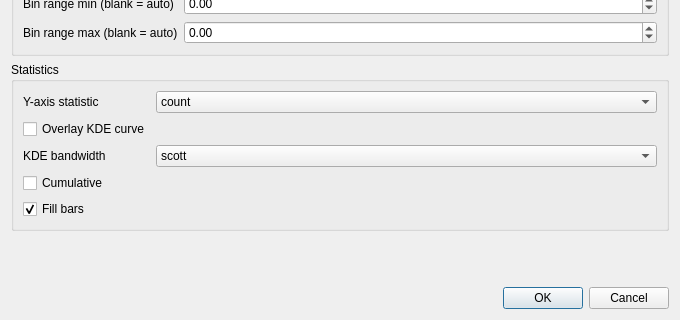
This is src/DAGui/DAChartAddStatsHistplotWidget.ui in czyt1988/data-workbench as Qt 5 draws it before an edit; both pictures show x 0 to 680 and y 200 to 520 of the 680 by 520 pixel window. The edited form follows.
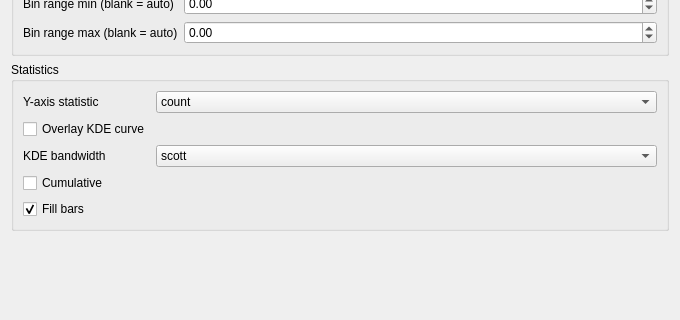
This is the edited form. Custom widgets are drawn as their Qt base class.

Patch:
```diff
--- a/src/DAGui/DAChartAddStatsHistplotWidget.ui
+++ b/src/DAGui/DAChartAddStatsHistplotWidget.ui
@@ -257,13 +257,6 @@
      </property>
     </spacer>
    </item>
-   <item>
-    <widget class="QDialogButtonBox" name="buttonBox">
-     <property name="standardButtons">
-      <set>QDialogButtonBox::Cancel|QDialogButtonBox::Ok</set>
-     </property>
-    </widget>
-   </item>
   </layout>
  </widget>
  <customwidgets>
```
